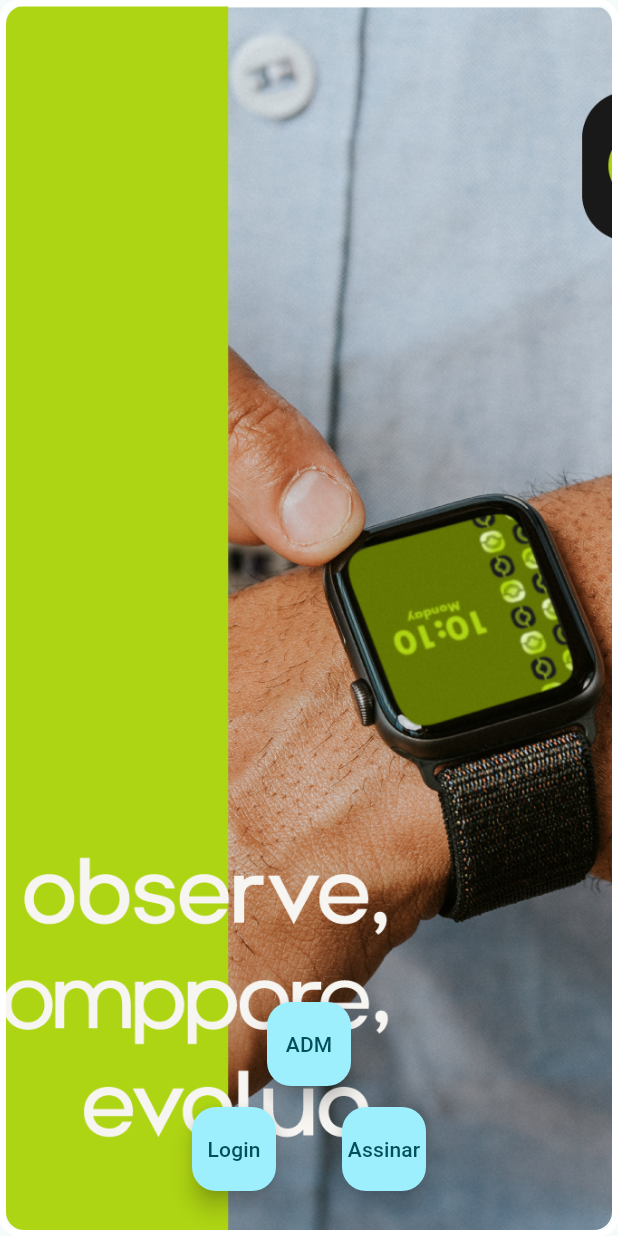
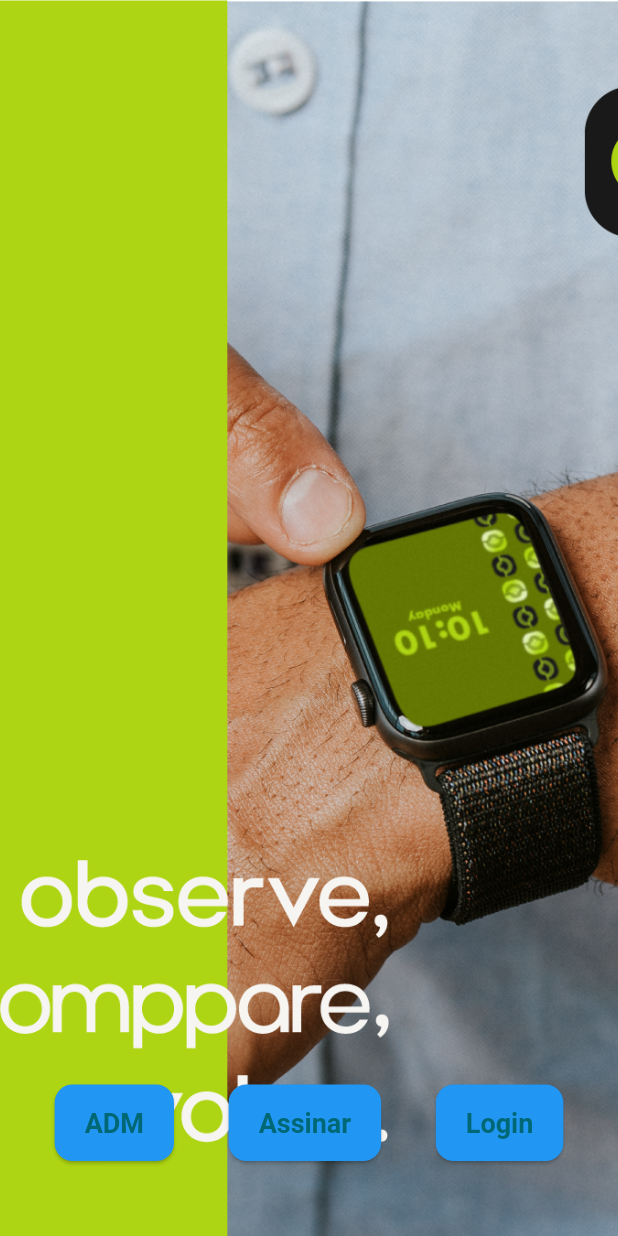
Before and after one commit to CunhaTh/comppare-app, a Flutter app: the screen it shows after launch, on a phone screen of 412 x 824 dp. Run offline on Flutter 3.47's test engine with Material 3 defaults, Android fonts, the phone set to English and light mode, and no system bars; our stand-ins replace flutter_riverpod, font_awesome_flutter, image_picker, qr_flutter; missing offline and left inert: dart:html.

```diff
--- a/lib/main.dart
+++ b/lib/main.dart
@@ -1,8 +1,9 @@
 import 'package:application_progress/cadastro.dart';
 import 'package:application_progress/login.dart';
-import 'package:application_progress/views/gerencial_admin.dart';
+import 'package:application_progress/principal.dart';
+import 'package:application_progress/views/comparepage.dart';
 import 'package:application_progress/views/pagamento.dart';
-import 'package:application_progress/views/shopping_page.dart';
+import 'package:application_progress/views/admpage.dart';
 import 'package:application_progress/views/shopping_page.dart';
 import 'package:flutter/material.dart';
 
@@ -42,75 +43,25 @@ class _MyHomePageState extends State<MyHomePage> {
     return Scaffold(
       body: Stack(
         children: [
-          Center(
-            child: Container(
-              decoration: BoxDecoration(
-                border: Border.all(color: Colors.white, width: 4),
-                borderRadius: BorderRadius.circular(12),
-              ),
-              child: ClipRRect(
-                borderRadius: BorderRadius.circular(12),
-                child: Image.asset(
-                  "assets/tela_principal.png",
-                  fit: BoxFit.cover,
-                  width: 2400,
-                  height: 1080,
-                ),
-              ),
+          // Imagem de fundo com responsividade
+          Positioned.fill(
+            child: Image.asset(
+              "assets/tela_principal.png",
+              fit: BoxFit.cover,
             ),
           ),
+          // Área de botões
           Align(
             alignment: Alignment.bottomCenter,
             child: Padding(
-              padding: const EdgeInsets.only(bottom: 100),
-              child: FloatingActionButton(
-                onPressed: () {
-                  Navigator.push(
-                    context,
-                    MaterialPageRoute(
-                      builder: (context) => CheckoutScreen(),
-                    ),
-                  );
-                },
-                tooltip: 'Click',
-                child: const Text('ADM'),
-              ),
-            ),
-          ),
-
-          Align(
-            alignment: Alignment.bottomCenter,
-            child: Padding(
-              padding: const EdgeInsets.only(left: 100,bottom: 30),
-              child: FloatingActionButton(
-                onPressed: () {
-                  Navigator.push(
-                    context,
-                    MaterialPageRoute(
-                      builder: (context) => HomePage(),
-                    ),
-                  );
-                },
-                tooltip: 'Click',
-                child: const Text('Assinar'),
-              ),
-            ),
-          ),
-           Align(
-            alignment: Alignment.bottomCenter,
-            child: Padding(
-              padding: const EdgeInsets.only(right: 100,bottom: 30),
-              child: FloatingActionButton(
-                onPressed: () {
-                  Navigator.push(
-                    context,
-                    MaterialPageRoute(
-                      builder: (context) => LoginScreen(),
-                    ),
-                  );
-                },
-                tooltip: 'Click',
-                child: const Text('Login'),
+              padding: const EdgeInsets.only(bottom: 50),
+              child: Row(
+                mainAxisAlignment: MainAxisAlignment.spaceEvenly,
+                children: [
+                  _buildActionButton(context, 'ADM', PrincipalPage()),
+                  _buildActionButton(context, 'Assinar', HomePage()),
+                  _buildActionButton(context, 'Login', LoginScreen()),
+                ],
               ),
             ),
           ),
@@ -118,4 +69,30 @@ class _MyHomePageState extends State<MyHomePage> {
       ),
     );
   }
+
+  // Método para criar botões com design melhorado
+  Widget _buildActionButton(BuildContext context, String label, Widget targetPage) {
+    return ElevatedButton(
+      onPressed: () {
+        Navigator.push(
+          context,
+          MaterialPageRoute(
+            builder: (context) => targetPage,
+          ),
+        );
+      },
+      style: ElevatedButton.styleFrom(
+        padding: const EdgeInsets.symmetric(horizontal: 20, vertical: 15),
+        shape: RoundedRectangleBorder(
+          borderRadius: BorderRadius.circular(12),
+        ),
+        backgroundColor: Colors.blue, // Cor de fundo personalizada
+        textStyle: const TextStyle(
+          fontSize: 18,
+          fontWeight: FontWeight.bold,
+        ),
+      ),
+      child: Text(label),
+    );
+  }
 }
--- a/pubspec.yaml
+++ b/pubspec.yaml
@@ -36,6 +36,7 @@ dependencies:
   flutter_riverpod: ^2.0.0
   qr_flutter: ^4.0.0
   uuid: ^3.0.6
+  image_picker: ^1.1.2
 
   http: ^0.13.3
 
```
Also changed, not shown: lib/principal.dart (added, +202 -0 lines), lib/views/admpage.dart (renamed from lib/views/parceiros.dart, +4 -4 lines), lib/views/comparepage.dart (added, +113 -0 lines), lib/views/gerencial_admin.dart (deleted, +0 -90 lines), assets/Mercado_Livre_Logo.png (added), pubspec.lock.
